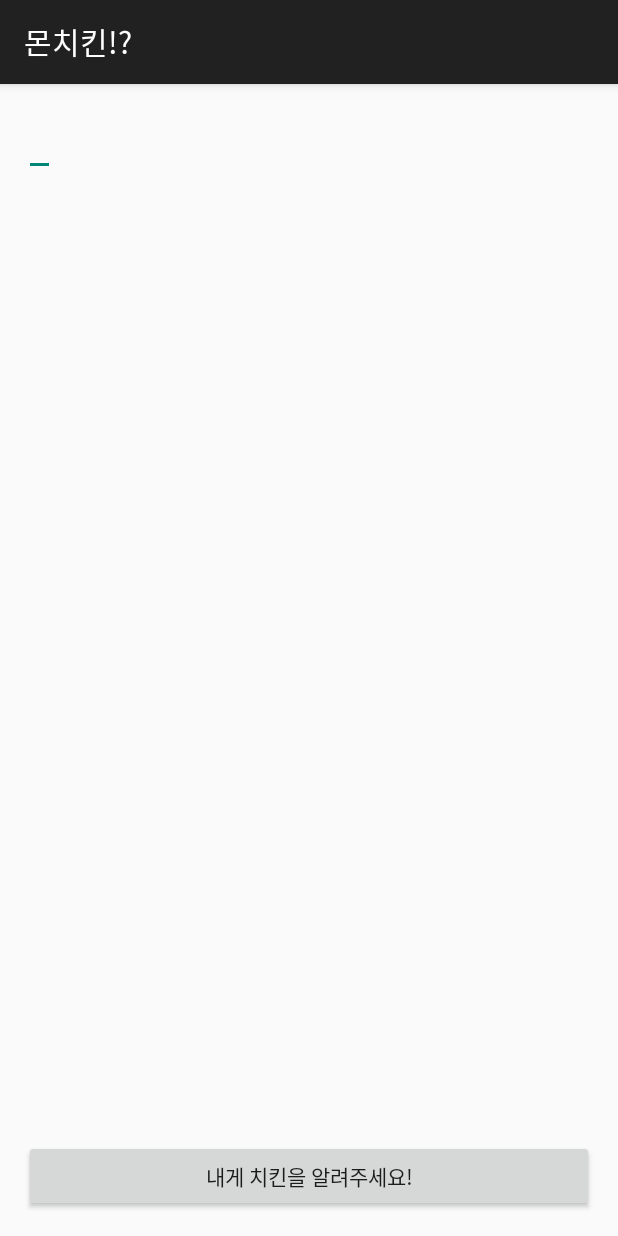
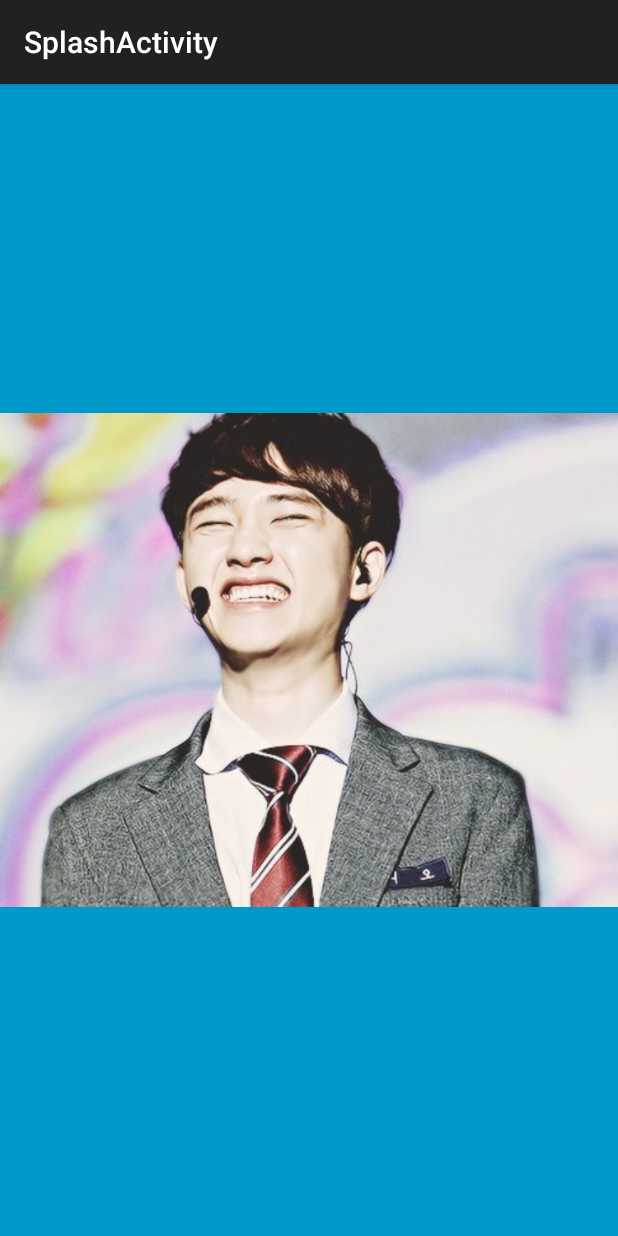
Before and after one commit to seonggyeongkim/randomgame, an Android app: the first screen one second after launch (MainActivity before the commit, SplashActivity after it), on a phone screen of 412 x 824 dp. Run offline under Robolectric (Android 15) with nearby library versions, the phone set to English and light mode, and no system bars.

Commit message:
#8 add splash & image

```diff
--- a/app/build.gradle
+++ b/app/build.gradle
@@ -23,4 +23,5 @@ dependencies {
     compile fileTree(dir: 'libs', include: ['*.jar'])
     testCompile 'junit:junit:4.12'
     compile 'com.android.support:appcompat-v7:21.0.3'
+    compile 'com.android.support:support-v4:21.0.3'
 }
--- /dev/null
+++ b/app/src/main/java/kr/hs/emirim/duckbill0316/monchicken/SplashActivity.java
@@ -0,0 +1,35 @@
+package kr.hs.emirim.duckbill0316.monchicken;
+
+
+import android.content.Intent;
+import android.os.Handler;
+import android.support.v7.app.ActionBarActivity;
+import android.os.Bundle;
+
+
+public class SplashActivity extends ActionBarActivity {
+
+    @Override
+    protected void onCreate(Bundle savedInstanceState) {
+        super.onCreate(savedInstanceState);
+
+        setContentView(R.layout.activity_splash);
+
+        //지정 시간에 따라 화면이 넘어간다!
+        Handler handler=new Handler();
+
+        handler.postDelayed(new Runnable() {  //익명 객
+            @Override
+            public void run() {
+                Intent intent=new Intent(getApplicationContext(),MainActivity.class); //액티비티 시작시 필요한 객체 (인턴트 객체)
+                startActivity(intent);
+                finish(); //현재 액티비트를 닫아줌
+            }
+        },3000); //1초에 1000 (ms 단위)
+
+
+
+    }
+
+
+}
--- /dev/null
+++ b/app/src/main/res/layout/activity_splash.xml
@@ -0,0 +1,20 @@
+<FrameLayout xmlns:android="http://schemas.android.com/apk/res/android"
+    xmlns:tools="http://schemas.android.com/tools"
+    android:layout_width="match_parent"
+    android:layout_height="match_parent"
+    android:background="#0099cc"
+    tools:context="kr.hs.emirim.duckbill0316.monchicken.SplashActivity">
+
+
+    <ImageView
+        android:id="@+id/fullscreen_content"
+        android:layout_width="match_parent"
+        android:layout_height="match_parent"
+        android:gravity="center"
+        android:keepScreenOn="true"
+        android:src="@drawable/dio"
+        android:adjustViewBounds="true" />
+
+
+
+</FrameLayout>
--- /dev/null
+++ b/app/src/main/res/values/colors.xml
@@ -0,0 +1,5 @@
+<resources>
+
+    <color name="black_overlay">#66000000</color>
+
+</resources>
--- a/app/src/main/res/values/strings.xml
+++ b/app/src/main/res/values/strings.xml
@@ -1,3 +1,7 @@
 <resources>
     <string name="app_name">몬치킨!?</string>
+
+    <string name="title_activity_splash">SplashActivity</string>
+    <string name="dummy_button">Dummy Button</string>
+    <string name="dummy_content">DUMMY\nCONTENT</string>
 </resources>
--- a/app/src/main/res/values/styles.xml
+++ b/app/src/main/res/values/styles.xml
@@ -5,4 +5,16 @@
         <!-- Customize your theme here. -->
     </style>
 
+    <style name="FullscreenTheme" parent="AppTheme">
+        <item name="android:actionBarStyle">@style/FullscreenActionBarStyle</item>
+        <item name="android:windowActionBarOverlay">true</item>
+        <item name="android:windowBackground">@null</item>
+        <item name="metaButtonBarStyle">?android:attr/buttonBarStyle</item>
+        <item name="metaButtonBarButtonStyle">?android:attr/buttonBarButtonStyle</item>
+    </style>
+
+    <style name="FullscreenActionBarStyle" parent="Widget.AppCompat.ActionBar">
+        <item name="android:background">@color/black_overlay</item>
+    </style>
+
 </resources>
```
Also changed, not shown: app/src/main/AndroidManifest.xml (+7 -4 lines), app/src/main/res/values/attrs.xml (added, +12 -0 lines), app/src/main/res/drawable/ch01.png (added), app/src/main/res/drawable/ch06.png (added), app/src/main/res/drawable/dio.jpg (added).
